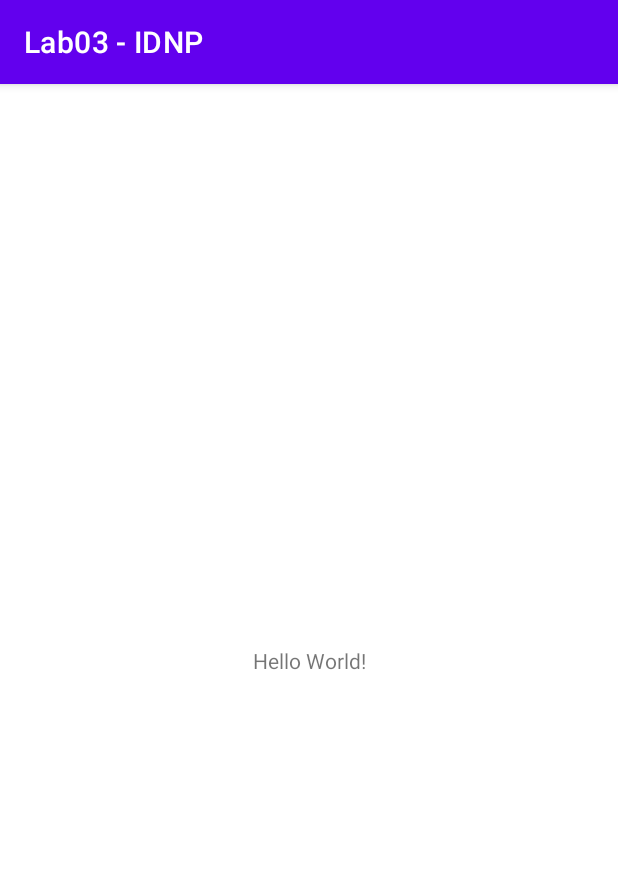
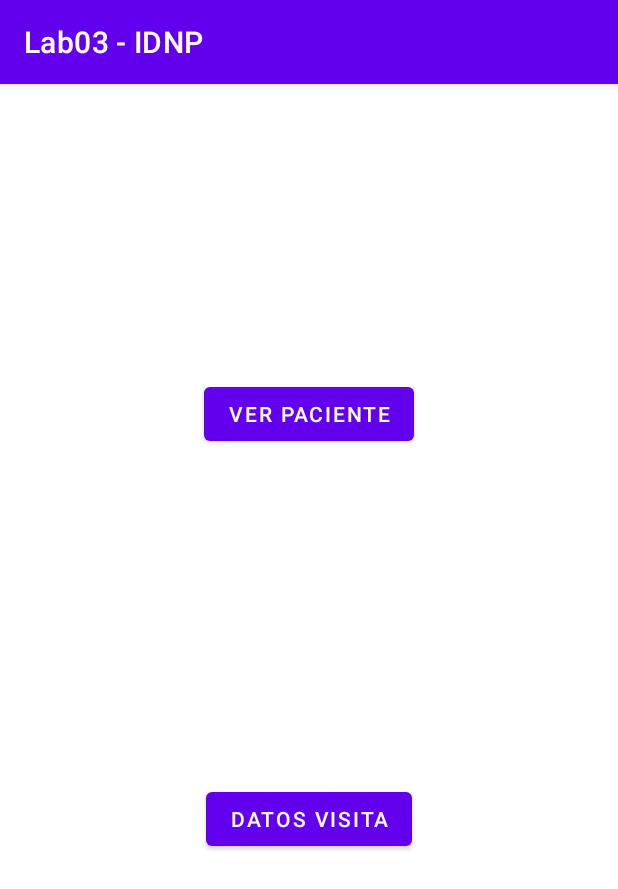
Before and after one commit to diegoflores20173372/Lab03_IDNP, an Android app: the screen it shows after launch (MainActivity), on a phone screen of 412 x 824 dp. Shown: the top 889 px of the screen. Run offline under Robolectric (Android 15) with nearby library versions, the phone set to English and light mode, and no system bars.

Commit message:
launch activities

```diff
--- a/app/src/main/java/com/lab03/lab03_idnp/MainActivity.kt
+++ b/app/src/main/java/com/lab03/lab03_idnp/MainActivity.kt
@@ -1,11 +1,34 @@
 package com.lab03.lab03_idnp
 
+import Patient
+import android.content.Intent
 import androidx.appcompat.app.AppCompatActivity
 import android.os.Bundle
+import android.view.View
 
 class MainActivity : AppCompatActivity() {
+
+    val patient = Patient(73641789, "Diego Flores Camargo", "Calle Tarapacá 208 Miraflores")
+
     override fun onCreate(savedInstanceState: Bundle?) {
         super.onCreate(savedInstanceState)
         setContentView(R.layout.activity_main)
     }
+
+    /** We call the activity for the button to the patient */
+    fun patientViewButton(view: View){
+        val intent = Intent(this, PatientActivity::class.java).apply {
+
+        }
+        startActivity(intent)
+    }
+
+    /** We call the activity for the button to the visit of the patient */
+    fun visitPatientButton(view: View){
+        val intent = Intent(this, VisitActivity::class.java).apply {
+
+        }
+        startActivity(intent)
+    }
+
 }
--- a/app/src/main/res/layout/activity_main.xml
+++ b/app/src/main/res/layout/activity_main.xml
@@ -6,13 +6,29 @@
     android:layout_height="match_parent"
     tools:context=".MainActivity">
 
-    <TextView
+    <Button
+        android:id="@+id/button"
         android:layout_width="wrap_content"
         android:layout_height="wrap_content"
-        android:text="Hello World!"
-        app:layout_constraintBottom_toBottomOf="parent"
-        app:layout_constraintLeft_toLeftOf="parent"
-        app:layout_constraintRight_toRightOf="parent"
+        android:layout_marginStart="135dp"
+        android:layout_marginTop="196dp"
+        android:layout_marginEnd="135dp"
+        android:onClick="patientViewButton"
+        android:text="Ver Paciente"
+        app:layout_constraintEnd_toEndOf="parent"
+        app:layout_constraintStart_toStartOf="parent"
         app:layout_constraintTop_toTopOf="parent" />
 
+    <Button
+        android:id="@+id/button2"
+        android:layout_width="wrap_content"
+        android:layout_height="wrap_content"
+        android:layout_marginStart="137dp"
+        android:layout_marginEnd="137dp"
+        android:layout_marginBottom="254dp"
+        android:onClick="visitPatientButton"
+        android:text="Datos Visita"
+        app:layout_constraintBottom_toBottomOf="parent"
+        app:layout_constraintEnd_toEndOf="parent"
+        app:layout_constraintStart_toStartOf="parent" />
 </androidx.constraintlayout.widget.ConstraintLayout>
```
